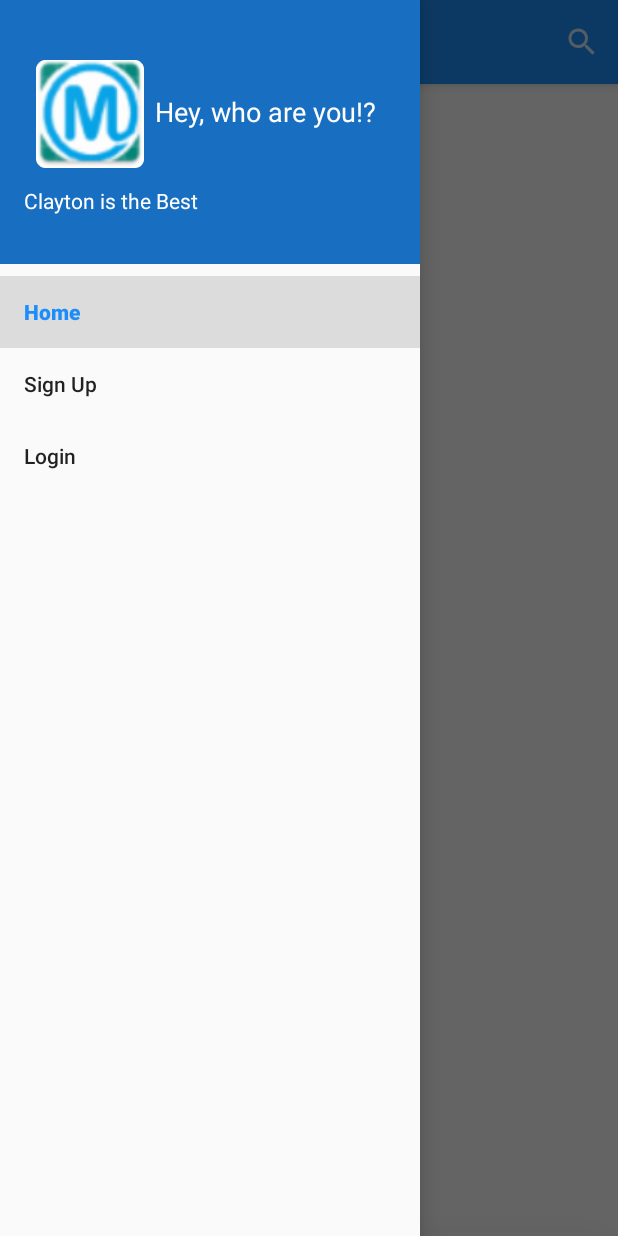
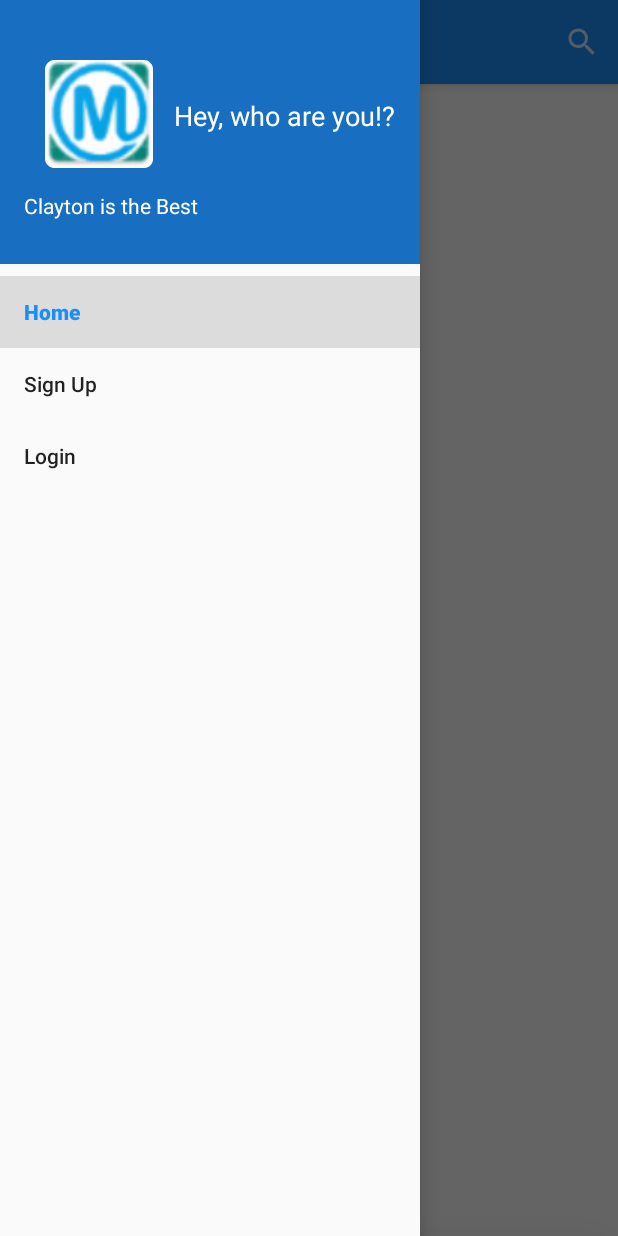
Before and after one commit to Casada94/Mapp, an Android app: the screen it shows after launch (MainActivity), with the side drawer open, on a phone screen of 412 x 824 dp. Run offline under Robolectric (Android 15) with nearby library versions, the phone set to English and light mode, and no system bars; our stand-ins replace Firebase (no records; nobody signed in at launch, a user with empty details on screens opened directly), navigation-ui.

Commit message:
fit logo

```diff
--- a/app/src/main/res/layout/nav_header_main.xml
+++ b/app/src/main/res/layout/nav_header_main.xml
@@ -15,14 +15,15 @@
 
     <ImageView
         android:id="@+id/imageView"
-        android:layout_width="wrap_content"
-        android:layout_height="wrap_content"
+        android:layout_width="100dp"
+        android:layout_height="100dp"
         android:contentDescription="Temporary"
-        android:paddingTop="24dp"
-        app:srcCompat="@mipmap/ic_launcher_round"
+        android:cropToPadding="true"
+        android:paddingTop="20dp"
+        android:scaleType="centerInside"
         app:layout_constraintStart_toStartOf="parent"
         app:layout_constraintTop_toTopOf="parent"
-        android:paddingStart="8dp"
+        app:srcCompat="@mipmap/ic_launcher"
         />
 
     <TextView
```
Also changed, not shown: app/src/main/res/mipmap-hdpi/ic_launcher.png, app/src/main/res/mipmap-xhdpi/ic_launcher.png, app/src/main/res/mipmap-xxhdpi/ic_launcher.png, app/src/main/res/mipmap-xxxhdpi/ic_launcher.png.
